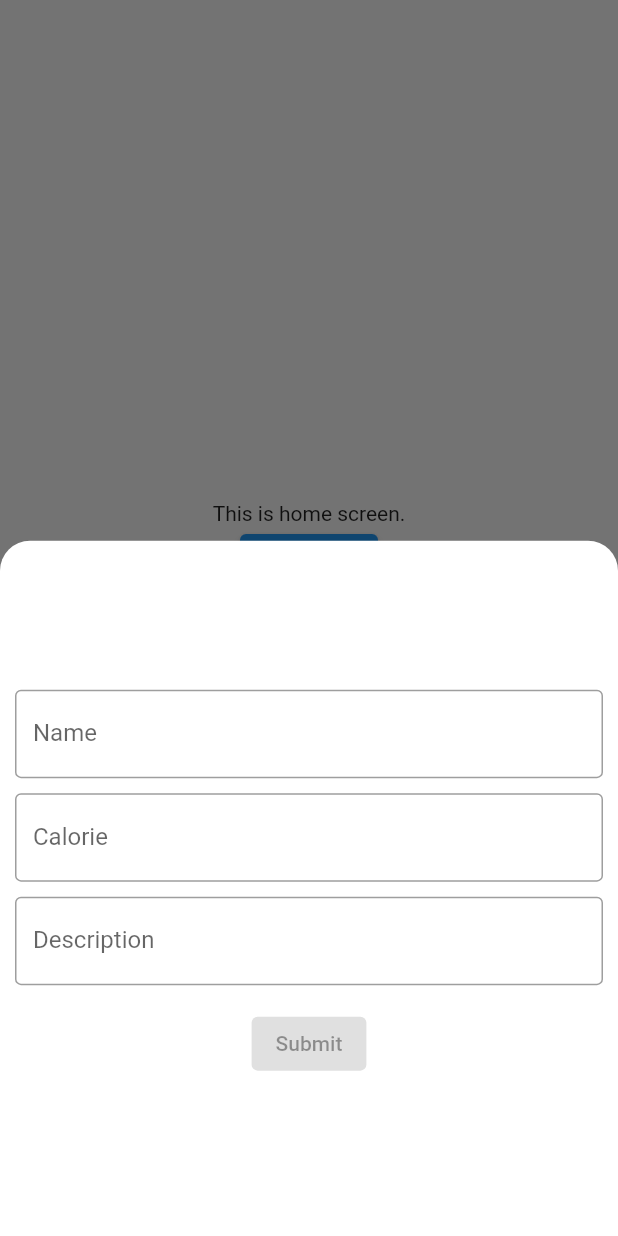
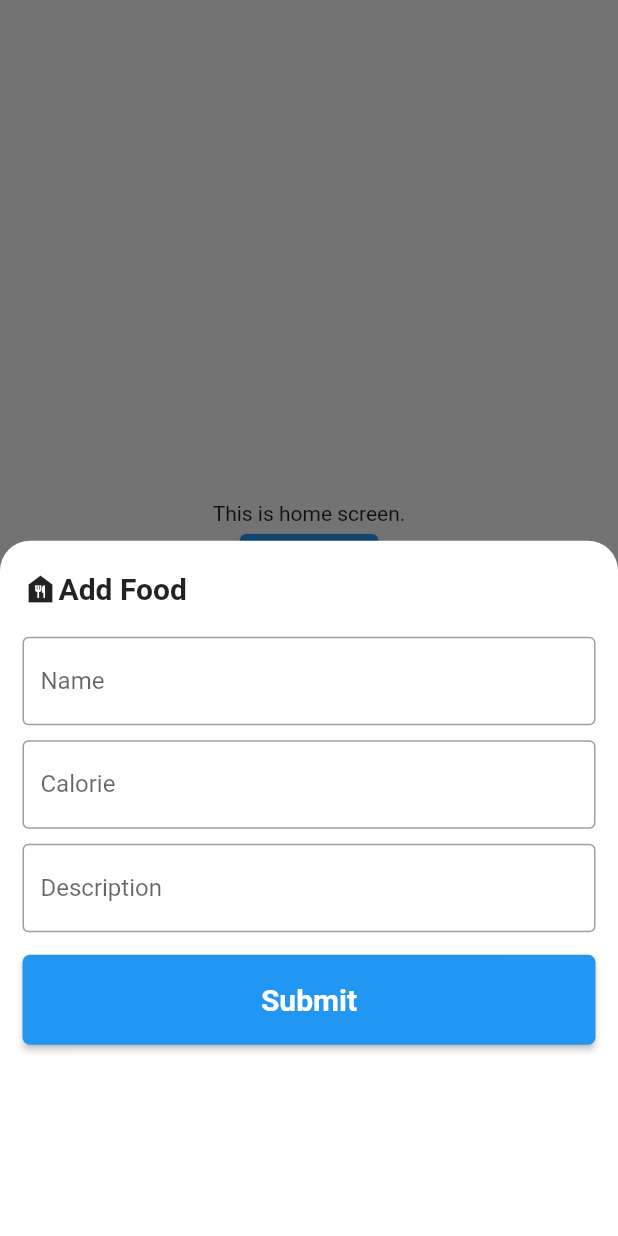
Before and after one commit to cuneytdev/calculate-calorie-app, a Flutter app: the screen it shows after launch, after a tap on "Add Food", on a phone screen of 412 x 824 dp. Run offline on Flutter 3.47's test engine with Material 2 defaults, Android fonts, the light colour scheme and no system bars.

Commit message:
form updates added.

```diff
--- a/lib/forms/add-food.dart
+++ b/lib/forms/add-food.dart
@@ -34,11 +34,26 @@ class AddFormState extends State<AddFoodForm>{
               labelText: 'Description',
           ),
           Container(
-              alignment: Alignment.center,
-              margin: const EdgeInsets.all(10),
-              child: const ElevatedButton(
-                onPressed: null,
-                child: Text('Submit'),
+              margin: const EdgeInsets.only(left: 15, right: 15, top: 10, bottom: 10),
+              child: ElevatedButton(
+                style: ElevatedButton.styleFrom(
+                  shape: RoundedRectangleBorder(
+                      borderRadius: BorderRadius.circular(5)
+                  ),
+                  minimumSize: const Size.fromHeight(60),
+                  backgroundColor: Colors.blue,
+                ),
+                onPressed: (){
+                      print("form submitted");
+                      },
+                child: const Text(
+                  style: TextStyle(
+                    fontWeight: FontWeight.w600,
+                    fontSize: 20,
+                    color: Colors.white,
+                  ),
+                'Submit'
+                ),
               )),
         ],
       ),
--- a/lib/screens/home.dart
+++ b/lib/screens/home.dart
@@ -26,6 +26,7 @@ class HomeScreen extends StatelessWidget {
             children: const [
               Text('This is home screen.'),
               BottomSheetModal(
+                  header: 'Add Food',
                   buttonLabel: 'Add Food',
                   children: AddFoodForm())
             ],
--- a/lib/widgets/bottom-sheet-modal.dart
+++ b/lib/widgets/bottom-sheet-modal.dart
@@ -4,12 +4,16 @@ class BottomSheetModal extends StatelessWidget{
   final String buttonLabel;
   final Widget children;
   final double height;
+  final String? header;
+  final Icon? headerIcon;
 
   const BottomSheetModal({
     super.key,
     required this.buttonLabel,
     required this.children,
-    this.height = 500
+    this.height = 500,
+    this.header,
+    this.headerIcon
   });
 
   @override
@@ -32,12 +36,36 @@ class BottomSheetModal extends StatelessWidget{
                   color: Colors.white
                 ),
                 height: height,
-                child: Center(
-                  child: Column(
-                    mainAxisAlignment: MainAxisAlignment.center,
-                    mainAxisSize: MainAxisSize.min,
-                    children: <Widget>[children],
-                  ),
+                child: Column(
+                  mainAxisAlignment: MainAxisAlignment.start,
+                  mainAxisSize: MainAxisSize.min,
+                  children: (<Widget>[
+                    Column(
+                      children: [
+                        if(header != null)  Container(
+                          alignment: Alignment.topLeft,
+                          padding: const EdgeInsets.only(top: 20, left: 15, right: 15),
+                          child: Row(
+                            children: [
+                              const Icon(
+                                  Icons.food_bank
+                              ),
+                              Text(
+                                  style: const  TextStyle(
+                                      fontSize: 20.0,
+                                      fontWeight: FontWeight.w600
+                                  ), header!
+                              )
+                            ]
+                          ),
+                        ),
+                        Container(
+                          padding: const EdgeInsets.only(top: 15),
+                          child: children,
+                        )
+                      ],
+                    )
+                  ]),
                 ),
               );
             },
--- a/lib/widgets/text-form-field.dart
+++ b/lib/widgets/text-form-field.dart
@@ -25,8 +25,8 @@ class CustomTextFieldState extends State<CustomTextField>{
     return Container(
       padding: const EdgeInsets.only(
         bottom: 5,
-        left: 10,
-        right: 10,
+        left: 15,
+        right: 15,
         top: 5
       ),
       child:
```
